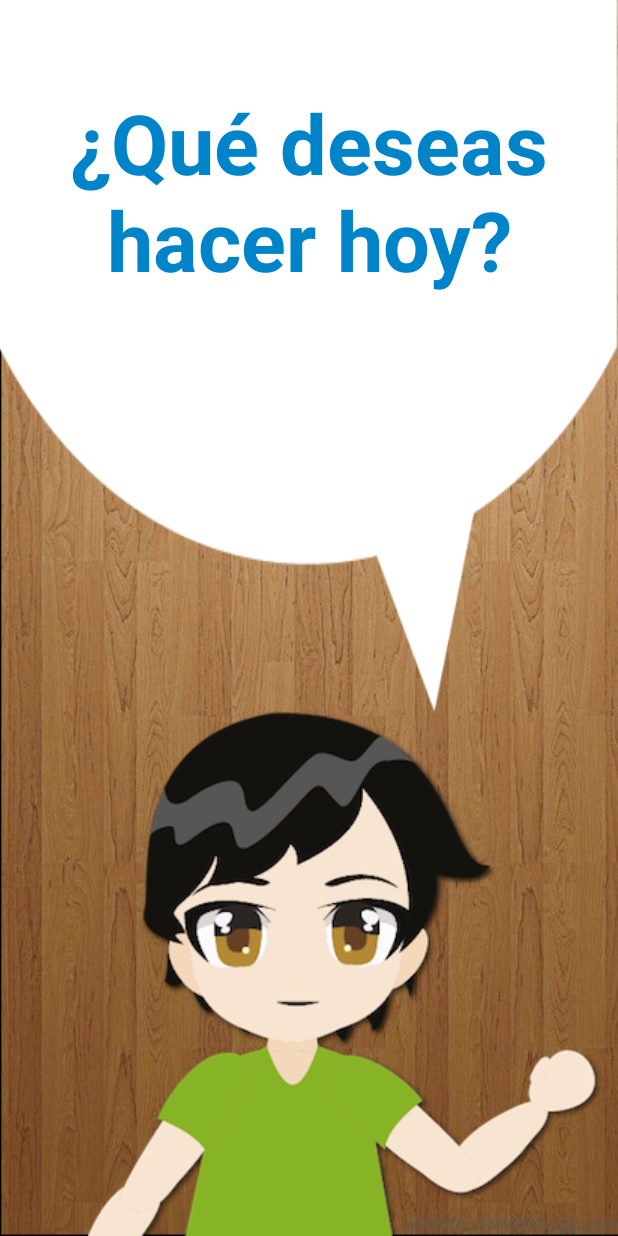
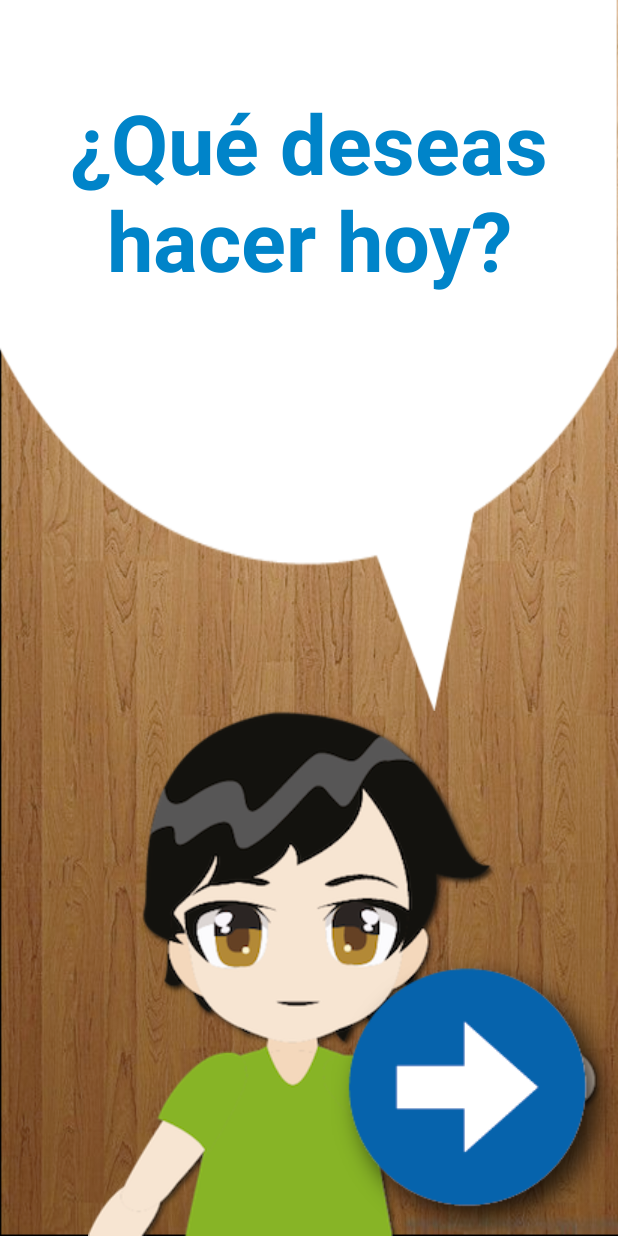
Before and after one commit to BennyFranco/SimplePhone, an Android app: the HomeActivity screen opened directly, with no data from a screen before it, on a phone screen of 412 x 824 dp. Run offline under Robolectric (Android 15) with nearby library versions, the phone set to English and light mode, and no system bars.

Commit message:
Home screen designed

```diff
--- a/app/src/main/res/layout/activity_home.xml
+++ b/app/src/main/res/layout/activity_home.xml
@@ -24,7 +24,8 @@
         android:id="@+id/imageView"
         android:background="@drawable/luis_active"
         android:layout_alignParentBottom="true"
-        android:layout_alignEnd="@+id/apps_button" />
+        android:layout_alignEnd="@+id/apps_button"
+        android:contentDescription="luis" />
 
     <ImageView
         android:layout_width="wrap_content"
@@ -45,8 +46,16 @@
         android:textColor="@color/luisTitlesColor"
         android:textAlignment="center"
         android:textStyle="bold"
-        android:textSize="55dp"
+        android:textSize="55sp"
         android:layout_below="@+id/apps_button"
         android:layout_centerHorizontal="true" />
 
+    <ImageButton
+        android:layout_width="wrap_content"
+        android:layout_height="wrap_content"
+        android:id="@+id/botonNext"
+        android:background="@drawable/botonNext"
+        android:layout_alignParentBottom="true"
+        android:layout_alignParentEnd="true" />
+
 </RelativeLayout>
```
Also changed, not shown: app/src/main/res/drawable/botonNext.png (added).
